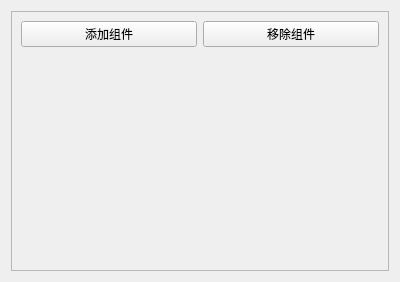
Above: plugins/ctk_war_ui/ComPropertyBoard.ui from shamozhishu/zoo before the change. Below: the same form after it.
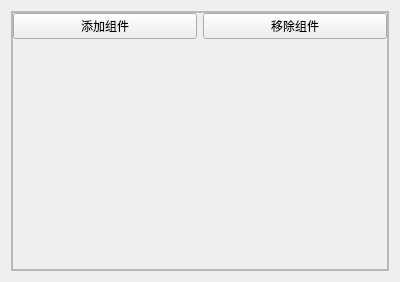
That is the form after the change.

Commit message: 点击编译材质按钮时立即刷新材质球效果，主界面支持ini文件配置换肤。

What changed in the file:
```diff
--- a/plugins/ctk_war_ui/ComPropertyBoard.ui
+++ b/plugins/ctk_war_ui/ComPropertyBoard.ui
@@ -74,7 +74,40 @@
        </size>
       </property>
       <layout class="QGridLayout" name="gridLayout_2">
+       <property name="leftMargin">
+        <number>0</number>
+       </property>
+       <property name="topMargin">
+        <number>0</number>
+       </property>
+       <property name="rightMargin">
+        <number>0</number>
+       </property>
+       <property name="bottomMargin">
+        <number>0</number>
+       </property>
        <item row="0" column="0">
+        <widget class="QFrame" name="frame">
+         <property name="frameShape">
+          <enum>QFrame::StyledPanel</enum>
+         </property>
+         <property name="frameShadow">
+          <enum>QFrame::Raised</enum>
+         </property>
+         <layout class="QVBoxLayout" name="verticalLayout_2">
+          <property name="leftMargin">
+           <number>0</number>
+          </property>
+          <property name="topMargin">
+           <number>0</number>
+          </property>
+          <property name="rightMargin">
+           <number>0</number>
+          </property>
+          <property name="bottomMargin">
+           <number>0</number>
+          </property>
+          <item>
         <layout class="QVBoxLayout" name="verticalLayout">
          <item>
           <layout class="QHBoxLayout" name="horizontalLayout">
@@ -120,6 +153,9 @@
           </spacer>
          </item>
         </layout>
+          </item>
+         </layout>
+        </widget>
        </item>
       </layout>
      </widget>
```
Lines whose indentation alone changed are shown as unchanged. The commit also changes 6 other files.
